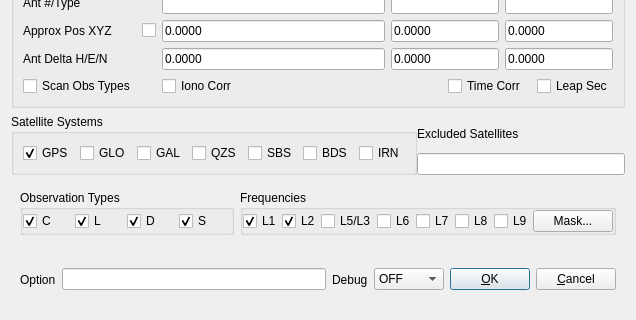
lhuisman/myRTKLIB, file app/rtkconv_qt/convopt.ui: the form before one commit; both pictures show x 0 to 636 and y 239 to 559 of the 636 by 559 pixel window.
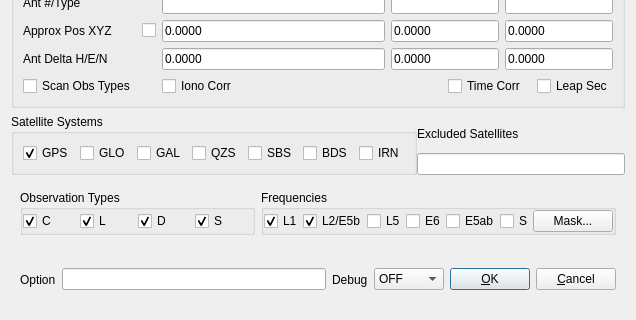
The form after the commit.

Diff of the .ui file:
```diff
--- a/app/rtkconv_qt/convopt.ui
+++ b/app/rtkconv_qt/convopt.ui
@@ -829,33 +829,20 @@
             <string/>
            </property>
            <property name="text">
-            <string>L2</string>
+            <string>L2/E5b</string>
            </property>
            <property name="checked">
             <bool>true</bool>
            </property>
           </widget>
          </item>
-         <item>
-          <widget class="QCheckBox" name="Freq3">
-           <property name="toolTip">
-            <string/>
-           </property>
-           <property name="text">
-            <string>L5/L3</string>
-           </property>
-           <property name="checked">
-            <bool>false</bool>
-           </property>
-          </widget>
-         </item>
          <item>
           <widget class="QCheckBox" name="Freq4">
            <property name="toolTip">
             <string/>
            </property>
            <property name="text">
-            <string>L6</string>
+            <string>L5</string>
            </property>
            <property name="checked">
             <bool>false</bool>
@@ -868,7 +855,7 @@
             <string/>
            </property>
            <property name="text">
-            <string>L7</string>
+            <string>E6</string>
            </property>
            <property name="checked">
             <bool>false</bool>
@@ -881,7 +868,7 @@
             <string/>
            </property>
            <property name="text">
-            <string>L8</string>
+            <string>E5ab</string>
            </property>
            <property name="checked">
             <bool>false</bool>
@@ -891,7 +878,7 @@
          <item>
           <widget class="QCheckBox" name="Freq7">
            <property name="text">
-            <string>L9</string>
+            <string>S</string>
            </property>
           </widget>
          </item>
```
